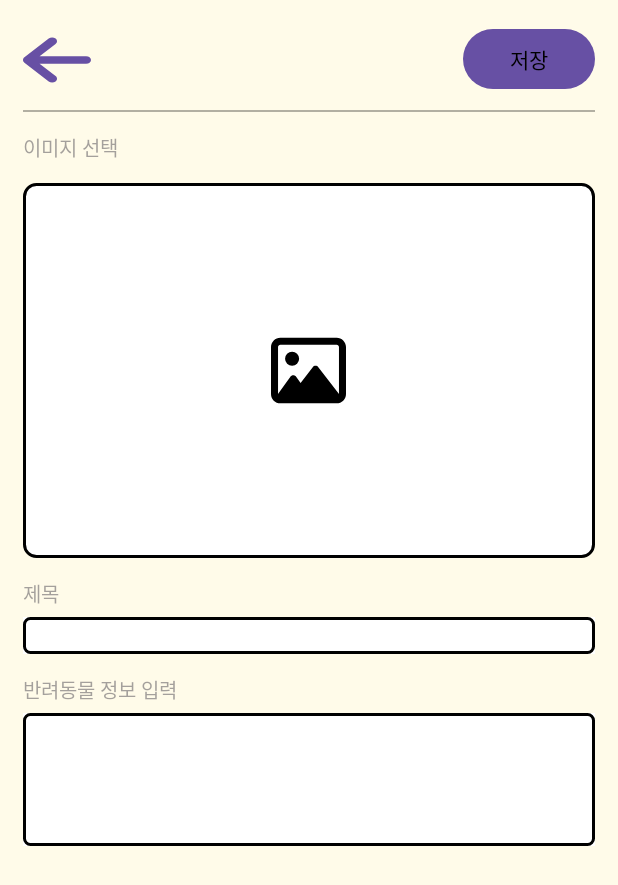
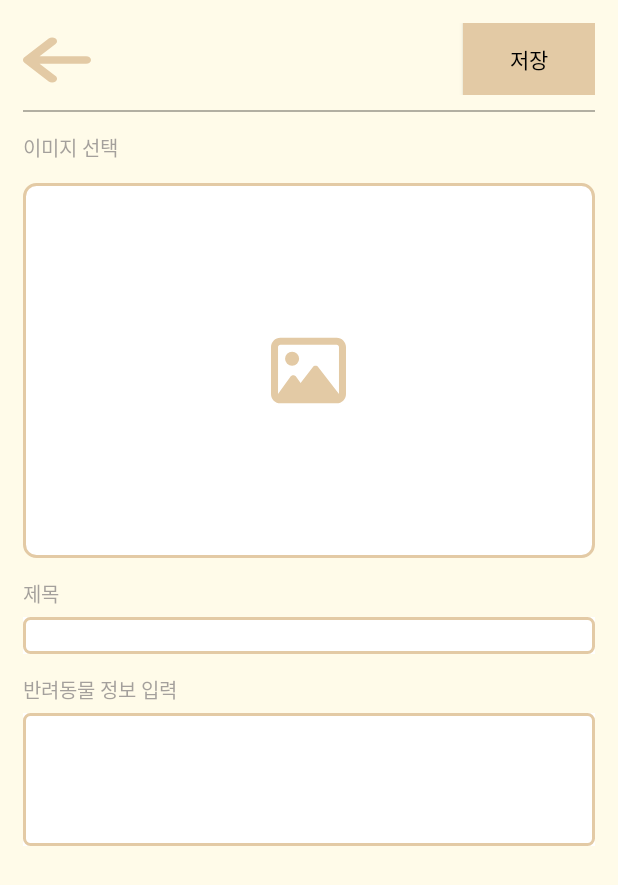
Before and after one commit to dlsrks0631/petner_mobile_app, an Android app: the layout add_post.xml on its own in the app's theme, with its tools: preview values and no code run, on a phone screen of 412 x 824 dp. Shown: the top 885 px of the screen. Run offline under Robolectric (Android 15) with nearby library versions, the phone set to English and light mode, and no system bars.

Commit message:
update post screen

```diff
--- a/app/src/main/AndroidManifest.xml
+++ b/app/src/main/AndroidManifest.xml
@@ -13,10 +13,10 @@
         android:theme="@style/Theme.PETner"
         tools:targetApi="31" >
         <activity
-            android:name=".addpost_activity"
+            android:name=".showpost_activity"
             android:exported="false" />
         <activity
-            android:name=".showpost_activity"
+            android:name=".addpost_activity"
             android:exported="true" >
             <intent-filter>
                 <action android:name="android.intent.action.MAIN" />
--- a/app/src/main/res/drawable/arrow_left.xml
+++ b/app/src/main/res/drawable/arrow_left.xml
@@ -4,6 +4,6 @@
     android:viewportWidth="448"
     android:viewportHeight="512">
   <path
-      android:fillColor="#ffffff"
+      android:fillColor="@color/colorFocus"
       android:pathData="M9.4,233.4c-12.5,12.5 -12.5,32.8 0,45.3l160,160c12.5,12.5 32.8,12.5 45.3,0s12.5,-32.8 0,-45.3L109.2,288 416,288c17.7,0 32,-14.3 32,-32s-14.3,-32 -32,-32l-306.7,0L214.6,118.6c12.5,-12.5 12.5,-32.8 0,-45.3s-32.8,-12.5 -45.3,0l-160,160z"/>
 </vector>
--- a/app/src/main/res/drawable/border_radius.xml
+++ b/app/src/main/res/drawable/border_radius.xml
@@ -1,6 +1,6 @@
 <?xml version="1.0" encoding="utf-8"?>
 <shape xmlns:android="http://schemas.android.com/apk/res/android">
     <solid android:color="#ffffff"/>
-    <stroke android:width="2dp" android:color="#000000"/>
+    <stroke android:width="2dp" android:color="@color/colorFocus"/>
     <corners android:radius="8dp"/>
 </shape>
--- a/app/src/main/res/drawable/edit_text_style.xml
+++ b/app/src/main/res/drawable/edit_text_style.xml
@@ -12,7 +12,7 @@
         <shape>
             <stroke
                     android:width="2dp"
-                    android:color="@color/black"/> <!-- 테두리 색상 및 두께 -->
+                    android:color="@color/colorFocus"/> <!-- 테두리 색상 및 두께 -->
             <corners android:radius="4dp"/> <!-- 모서리 둥글기 -->
         </shape>
     </item>
--- a/app/src/main/res/drawable/image_regular.xml
+++ b/app/src/main/res/drawable/image_regular.xml
@@ -4,6 +4,6 @@
     android:viewportWidth="512"
     android:viewportHeight="512">
   <path
-      android:fillColor="#FF000000"
+      android:fillColor="@color/colorFocus"
       android:pathData="M448,80c8.8,0 16,7.2 16,16L464,415.8l-5,-6.5 -136,-176c-4.5,-5.9 -11.6,-9.3 -19,-9.3s-14.4,3.4 -19,9.3L202,340.7l-30.5,-42.7C167,291.7 159.8,288 152,288s-15,3.7 -19.5,10.1l-80,112L48,416.3l0,-0.3L48,96c0,-8.8 7.2,-16 16,-16L448,80zM64,32C28.7,32 0,60.7 0,96L0,416c0,35.3 28.7,64 64,64L448,480c35.3,0 64,-28.7 64,-64L512,96c0,-35.3 -28.7,-64 -64,-64L64,32zM144,224a48,48 0,1 0,0 -96,48 48,0 1,0 0,96z"/>
 </vector>
--- a/app/src/main/res/layout/add_post.xml
+++ b/app/src/main/res/layout/add_post.xml
@@ -19,7 +19,7 @@
 				android:orientation="horizontal"
 				>
 
-			<Button
+			<android.widget.Button
 					android:layout_width="45dp"
 					android:layout_height="40dp"
 					android:background="@drawable/arrow_left"
@@ -30,11 +30,12 @@
 					android:layout_height="0dp"
 					android:layout_weight="1"/>
 
-			<Button
+			<android.widget.Button
 					android:layout_width="wrap_content"
 					android:layout_height="wrap_content"
 					android:text="저장"
 					android:textColor="@color/black"
+					android:background="@color/colorFocus"
 					android:id="@+id/saveBtn"
 					/>
 		</LinearLayout>
@@ -75,7 +76,7 @@
 				<ImageView
 						android:layout_width="50dp"
 						android:layout_height="50dp"
-						android:src="@drawable/image_regular"
+						android:background="@drawable/image_regular"
 						android:layout_gravity="center"/>
 			</FrameLayout>
 			<View
```
